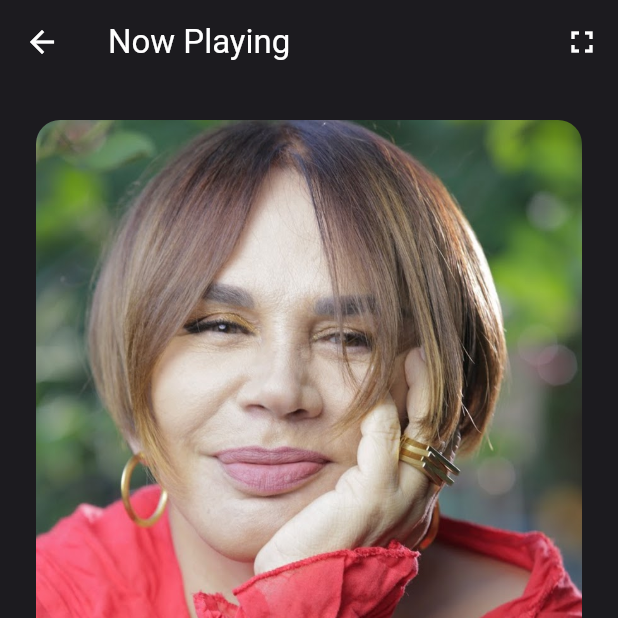
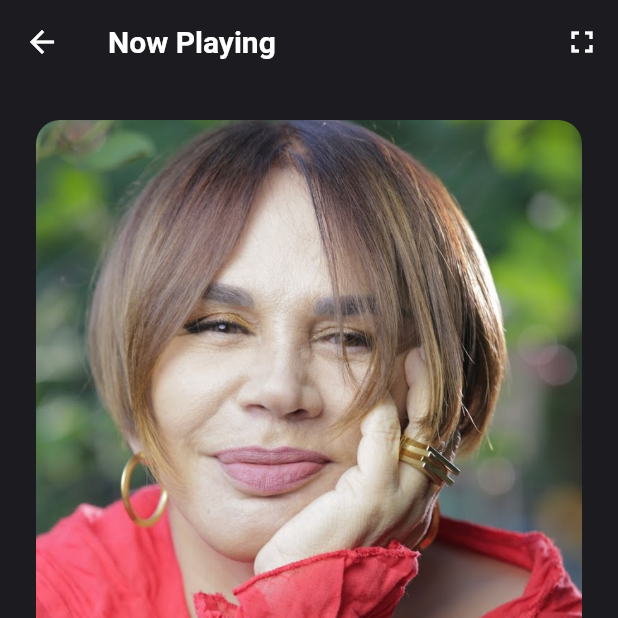
Before and after one commit to uluhasan/piton_teknoloji, a Flutter app: the HomeScreen screen opened directly, item 2 of the bottom bar chosen, after a tap on the "play circle filled" icon, on a phone screen of 412 x 824 dp, the top half of it. Run offline on Flutter 3.47's test engine with Material 3 defaults, Android fonts, the phone set to English and light mode, and no system bars; our stand-ins replace just_audio, logger, shared_preferences; accounts and stored records are empty.

Commit message:
third commit

```diff
--- a/lib/screens/home_screen.dart
+++ b/lib/screens/home_screen.dart
@@ -4,6 +4,8 @@ import '../services/podcast_service.dart';
 import 'now_playing_screen.dart';
 import 'library_screen.dart';
 import 'profile_screen.dart';
+import '../widgets/tab_navigation.dart'; // Yeni widget'ı içe aktar
+import '../widgets/custom_text.dart'; // CustomText widget'ını içe aktar
 
 class HomeScreen extends StatefulWidget {
   const HomeScreen({super.key});
@@ -120,13 +122,11 @@ class _HomeScreenState extends State<HomeScreen> {
                     Row(
                       mainAxisAlignment: MainAxisAlignment.spaceBetween,
                       children: [
-                        const Text(
-                          'Podkes',
-                          style: TextStyle(
+                        const CustomText(
+                          text: 'Podkes',
                           color: Colors.white,
                           fontSize: 24,
                           fontWeight: FontWeight.bold,
-                          ),
                         ),
                         CircleAvatar(
                           radius: 16,
@@ -167,13 +167,12 @@ class _HomeScreenState extends State<HomeScreen> {
                           return Padding(
                             padding: const EdgeInsets.only(right: 8.0),
                             child: FilterChip(
-                              label: Text(
-                                category,
-                                style: TextStyle(
+                              label: CustomText(
+                                text: category,
                                 color: isSelected
                                     ? Colors.white
-                                      : Colors.grey[400],
-                                ),
+                                    : Colors.grey[400]!,
+                                fontSize: 14,
                               ),
                               selected: isSelected,
                               onSelected: (_) => _onCategorySelected(category),
@@ -193,22 +192,18 @@ class _HomeScreenState extends State<HomeScreen> {
                     Row(
                       mainAxisAlignment: MainAxisAlignment.spaceBetween,
                       children: [
-                        const Text(
-                          'Trending',
-                          style: TextStyle(
+                        const CustomText(
+                          text: 'Trending',
                           color: Colors.white,
                           fontSize: 20,
                           fontWeight: FontWeight.bold,
                         ),
-                        ),
                         if (_filteredPodcasts.length !=
                             _trendingPodcasts.length)
-                          Text(
-                            '${_filteredPodcasts.length} results',
-                            style: TextStyle(
-                              color: Colors.grey[400],
+                          CustomText(
+                            text: '${_filteredPodcasts.length} results',
+                            color: Colors.grey[400]!,
                             fontSize: 14,
-                            ),
                           ),
                       ],
                     ),
@@ -222,12 +217,10 @@ class _HomeScreenState extends State<HomeScreen> {
                     else if (_filteredPodcasts.isEmpty)
                       Expanded(
                         child: Center(
-                          child: Text(
-                            'No podcasts found',
-                            style: TextStyle(
-                              color: Colors.grey[400],
+                          child: CustomText(
+                            text: 'No podcasts found',
+                            color: Colors.grey[400]!,
                             fontSize: 16,
-                            ),
                           ),
                         ),
                       )
@@ -270,22 +263,16 @@ class _HomeScreenState extends State<HomeScreen> {
                                     ),
                                   ),
                                   const SizedBox(height: 8),
-                                  Text(
-                                    podcast.title,
-                                    style: const TextStyle(
+                                  CustomText(
+                                    text: podcast.title,
                                     color: Colors.white,
                                     fontSize: 16,
                                     fontWeight: FontWeight.w500,
                                   ),
-                                    maxLines: 2,
-                                    overflow: TextOverflow.ellipsis,
-                                  ),
-                                  Text(
-                                    podcast.author,
-                                    style: TextStyle(
-                                      color: Colors.grey[400],
+                                  CustomText(
+                                    text: podcast.author,
+                                    color: Colors.grey[400]!,
                                     fontSize: 14,
-                                    ),
                                   ),
                                 ],
                               ),
@@ -298,31 +285,13 @@ class _HomeScreenState extends State<HomeScreen> {
               )
             : _screens[_selectedIndex - 1],
       ),
-      bottomNavigationBar: BottomNavigationBar(
-        backgroundColor: const Color(0xFF1C1B1F),
-        selectedItemColor: Colors.purple,
-        unselectedItemColor: Colors.grey[600],
-        type: BottomNavigationBarType.fixed,
-        currentIndex: _selectedIndex,
-        onTap: (index) {
+      bottomNavigationBar: TabNavigation(
+        selectedIndex: _selectedIndex,
+        onTabSelected: (index) {
           setState(() {
             _selectedIndex = index;
           });
         },
-        items: const [
-          BottomNavigationBarItem(
-            icon: Icon(Icons.home),
-            label: 'Browse',
-          ),
-          BottomNavigationBarItem(
-            icon: Icon(Icons.library_music),
-            label: 'Library',
-          ),
-          BottomNavigationBarItem(
-            icon: Icon(Icons.person),
-            label: 'Profile',
-          ),
-        ],
       ),
     );
   }
--- a/lib/screens/library_screen.dart
+++ b/lib/screens/library_screen.dart
@@ -1,4 +1,5 @@
 import 'package:flutter/material.dart';
+import 'package:piton_teknoloji/widgets/custom_text.dart';
 import '../models/podcast.dart';
 import '../services/podcast_service.dart';
 import 'now_playing_screen.dart';
@@ -35,13 +36,11 @@ class _LibraryScreenState extends State<LibraryScreen> {
       backgroundColor: Colors.black,
       appBar: AppBar(
         backgroundColor: Colors.black,
-        title: const Text(
-          'Kitaplığım',
-          style: TextStyle(
+        title: const CustomText(
+          text: "Kitaplığım",
           color: Colors.white,
           fontSize: 24,
           fontWeight: FontWeight.bold,
-          ),
         ),
         elevation: 0,
       ),
@@ -49,9 +48,10 @@ class _LibraryScreenState extends State<LibraryScreen> {
           ? const Center(child: CircularProgressIndicator())
           : _savedPodcasts.isEmpty
               ? const Center(
-                  child: Text(
-                    'Henüz kaydedilmiş podcast yok',
-                    style: TextStyle(color: Colors.white, fontSize: 16),
+                  child: CustomText(
+                    text: "Henüz kaydedilmiş podcast yok.",
+                    color: Colors.white,
+                    fontSize: 16,
                   ),
                 )
               : ListView.builder(
@@ -64,7 +64,8 @@ class _LibraryScreenState extends State<LibraryScreen> {
                         Navigator.push(
                           context,
                           MaterialPageRoute(
-                            builder: (context) => NowPlayingScreen(podcast: podcast),
+                            builder: (context) =>
+                                NowPlayingScreen(podcast: podcast),
                           ),
                         );
                       },
@@ -90,31 +91,24 @@ class _LibraryScreenState extends State<LibraryScreen> {
                               child: Column(
                                 crossAxisAlignment: CrossAxisAlignment.start,
                                 children: [
-                                  Text(
-                                    podcast.title,
-                                    style: const TextStyle(
+                                  CustomText(
+                                    text: podcast.title,
                                     color: Colors.white,
                                     fontSize: 16,
                                     fontWeight: FontWeight.bold,
                                   ),
-                                    maxLines: 1,
-                                    overflow: TextOverflow.ellipsis,
+                                  const SizedBox(height: 4),
+                                  CustomText(
+                                    text: podcast.author,
+                                    color: Colors.grey[400] ?? Colors.green,
+                                    fontSize: 14,
                                   ),
                                   const SizedBox(height: 4),
-                                  Text(
-                                    podcast.author,
-                                    style: TextStyle(
-                                      color: Colors.grey[400],
-                                      fontSize: 14,
-                                    ),
-                                  ),
-                                  const SizedBox(height: 4),
-                                  Text(
+                                  CustomText(
+                                    text:
                                         '${podcast.duration.inMinutes}:${(podcast.duration.inSeconds % 60).toString().padLeft(2, '0')}',
-                                    style: TextStyle(
-                                      color: Colors.grey[400],
+                                    color: Colors.grey[400] ?? Colors.green,
                                     fontSize: 12,
-                                    ),
                                   ),
                                 ],
                               ),
--- a/lib/screens/now_playing_screen.dart
+++ b/lib/screens/now_playing_screen.dart
@@ -2,6 +2,7 @@ import 'package:flutter/material.dart';
 import 'package:just_audio/just_audio.dart';
 import 'package:logger/logger.dart';
 import '../models/podcast.dart';
+import '../widgets/custom_text.dart'; // CustomText widget'ını içe aktar
 
 class NowPlayingScreen extends StatefulWidget {
   final Podcast podcast;
@@ -79,9 +80,11 @@ class _NowPlayingScreenState extends State<NowPlayingScreen> {
           icon: const Icon(Icons.arrow_back, color: Colors.white),
           onPressed: () => Navigator.pop(context),
         ),
-        title: const Text(
-          'Now Playing',
-          style: TextStyle(color: Colors.white),
+        title: const CustomText(
+          text: 'Now Playing',
+          color: Colors.white,
+          fontSize: 20,
+          fontWeight: FontWeight.bold,
         ),
         actions: [
           IconButton(
@@ -113,21 +116,17 @@ class _NowPlayingScreenState extends State<NowPlayingScreen> {
             const SizedBox(height: 32),
 
             // Title and Author
-            Text(
-              widget.podcast.title,
-              style: const TextStyle(
-                color: Colors.white,
-                fontSize: 24,
-                fontWeight: FontWeight.bold,
-              ),
+            CustomText(
+              text: widget.podcast.title,
+              color: Colors.white,
+              fontSize: 24,
+              fontWeight: FontWeight.bold,
             ),
             const SizedBox(height: 8),
-            Text(
-              widget.podcast.author,
-              style: TextStyle(
-                color: Colors.grey[400],
-                fontSize: 16,
-              ),
+            CustomText(
+              text: widget.podcast.author,
+              color: Colors.grey[400]!,
+              fontSize: 16,
             ),
             const SizedBox(height: 32),
 
@@ -160,13 +159,15 @@ class _NowPlayingScreenState extends State<NowPlayingScreen> {
                   child: Row(
                     mainAxisAlignment: MainAxisAlignment.spaceBetween,
                     children: [
-                      Text(
-                        _formatDuration(_position),
-                        style: TextStyle(color: Colors.grey[400]),
+                      CustomText(
+                        text: _formatDuration(_position),
+                        color: Colors.grey[400]!,
+                        fontSize: 14,
                       ),
-                      Text(
-                        _formatDuration(_duration),
-                        style: TextStyle(color: Colors.grey[400]),
+                      CustomText(
+                        text: _formatDuration(_duration),
+                        color: Colors.grey[400]!,
+                        fontSize: 14,
                       ),
                     ],
                   ),
--- /dev/null
+++ b/lib/widgets/custom_text.dart
@@ -0,0 +1,30 @@
+import 'package:flutter/material.dart';
+
+class CustomText extends StatelessWidget {
+  final String text;
+  final Color color;
+  final double fontSize;
+  final FontWeight fontWeight;
+  final TextAlign textAlign;
+
+  const CustomText({
+    super.key,
+    required this.text,
+    required this.color,
+    required this.fontSize,
+    this.fontWeight = FontWeight.normal,
+    this.textAlign = TextAlign.start,
+  });
+
+  @override
+  Widget build(BuildContext context) {
+    return Text(
+      text,
+      style: TextStyle(
+        color: color,
+        fontSize: fontSize,
+        fontWeight: fontWeight,
+      ),
+    );
+  }
+}
--- /dev/null
+++ b/lib/widgets/tab_navigation.dart
@@ -0,0 +1,38 @@
+import 'package:flutter/material.dart';
+
+class TabNavigation extends StatelessWidget {
+  final int selectedIndex;
+  final ValueChanged<int> onTabSelected;
+
+  const TabNavigation({
+    Key? key,
+    required this.selectedIndex,
+    required this.onTabSelected,
+  }) : super(key: key);
+
+  @override
+  Widget build(BuildContext context) {
+    return BottomNavigationBar(
+      backgroundColor: const Color(0xFF1C1B1F),
+      selectedItemColor: Colors.purple,
+      unselectedItemColor: Colors.grey[600],
+      type: BottomNavigationBarType.fixed,
+      currentIndex: selectedIndex,
+      onTap: onTabSelected,
+      items: const [
+        BottomNavigationBarItem(
+          icon: Icon(Icons.home),
+          label: 'Browse',
+        ),
+        BottomNavigationBarItem(
+          icon: Icon(Icons.library_music),
+          label: 'Library',
+        ),
+        BottomNavigationBarItem(
+          icon: Icon(Icons.person),
+          label: 'Profile',
+        ),
+      ],
+    );
+  }
+}
```
Also changed, not shown: lib/main.dart (+23 -9 lines), lib/models/category.dart (deleted, +0 -13 lines), lib/models/model.dart (added, +15 -0 lines), lib/screens/onboarding_screen.dart (+12 -28 lines), lib/screens/profile_screen.dart (+14 -25 lines), 1 other file. Lines whose indentation alone changed are shown as unchanged.
